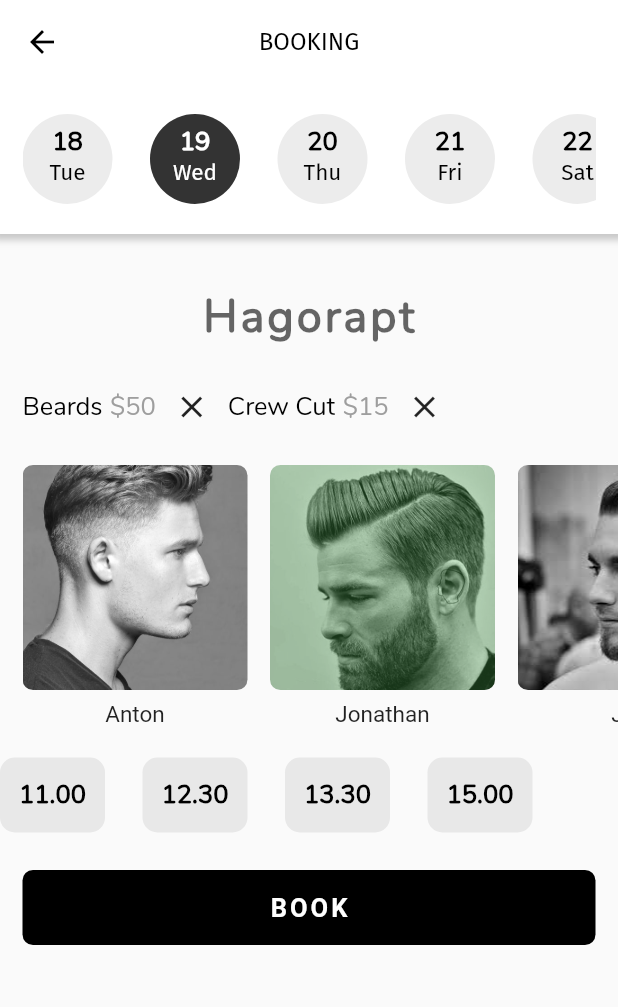
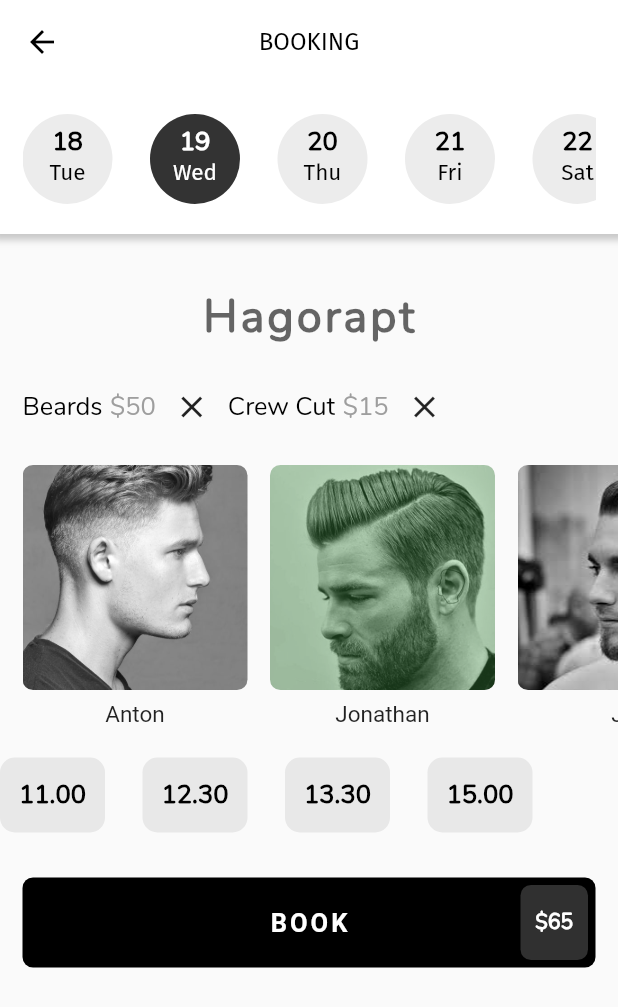
Before and after one commit to JAICHANGPARK/flutter_barber_shop, a Flutter app: the screen it shows after launch, on a phone screen of 412 x 824 dp. Shown: the top 1007 px of the screen. Run offline on Flutter 3.47's test engine with Material 2 defaults, Android fonts, the phone set to English and light mode, and no system bars; Roboto replaces fonts that are missing (FirSans); project files that could hold a hidden picture were left out.

Commit message:
Update main.dart

```diff
--- a/lib/main.dart
+++ b/lib/main.dart
@@ -160,14 +160,16 @@ class _MyHomePageState extends State<MyHomePage> {
             ),
           ),
           SizedBox(
-            height: 25.0,
+            height: 30.0,
           ),
+          Stack(
+            children: <Widget>[
               Padding(
                 padding: EdgeInsets.only(left: 15.0, right: 15.0),
                 child: InkWell(
                   onTap: () {},
                   child: Container(
-                height: 50.0,
+                    height: 60.0,
                     width: double.infinity,
                     decoration: BoxDecoration(
                         borderRadius: BorderRadius.circular(7.0),
@@ -185,7 +187,32 @@ class _MyHomePageState extends State<MyHomePage> {
                     ),
                   ),
                 ),
+              ),
+              Positioned(
+                top: 5.0,
+                right: 20.0,
+                bottom: 5.0,
+                child: Container(
+                  decoration: BoxDecoration(
+                    borderRadius: BorderRadius.circular(7.0),
+                    color: Colors.grey.withOpacity(0.3),
+                  ),
+                  height: 45.0,
+                  width: 45.0,
+                  child: Center(
+                    child: Text(
+                      '\$65',
+                      style: TextStyle(
+
+                          fontFamily: 'Nunito',
+                          color: Colors.white,
+                          fontWeight: FontWeight.bold),
+                    ),
+                  ),
+                ),
               )
+            ],
+          ),
         ],
       ),
     );
```
Lines whose indentation alone changed are shown as unchanged.
